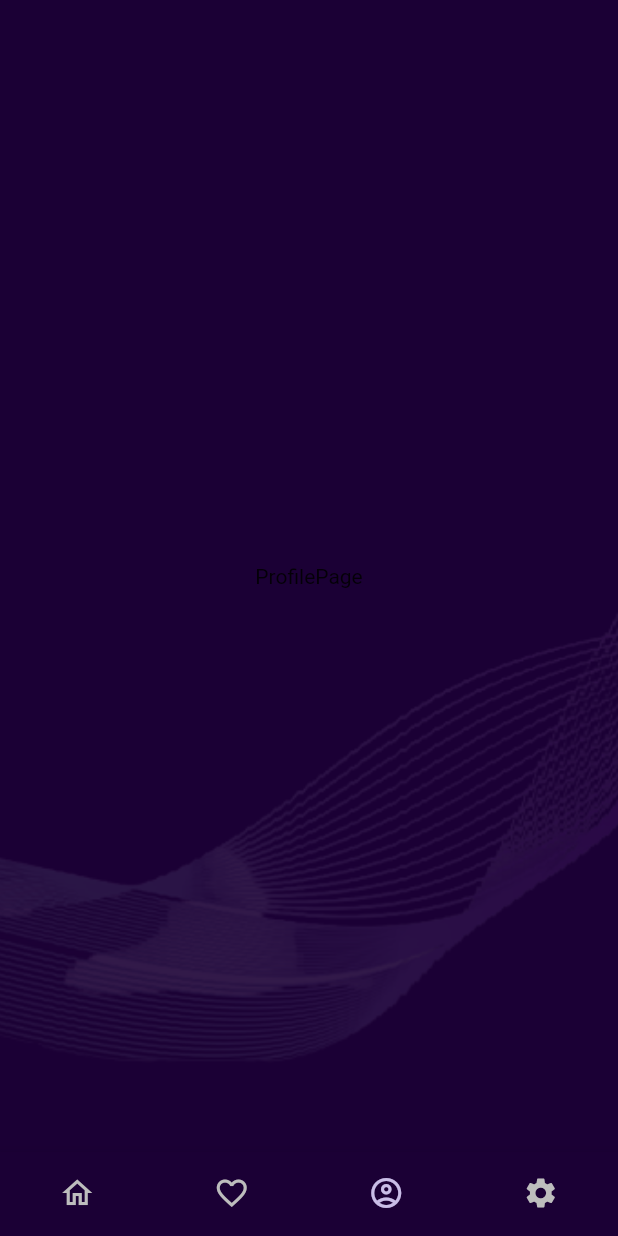
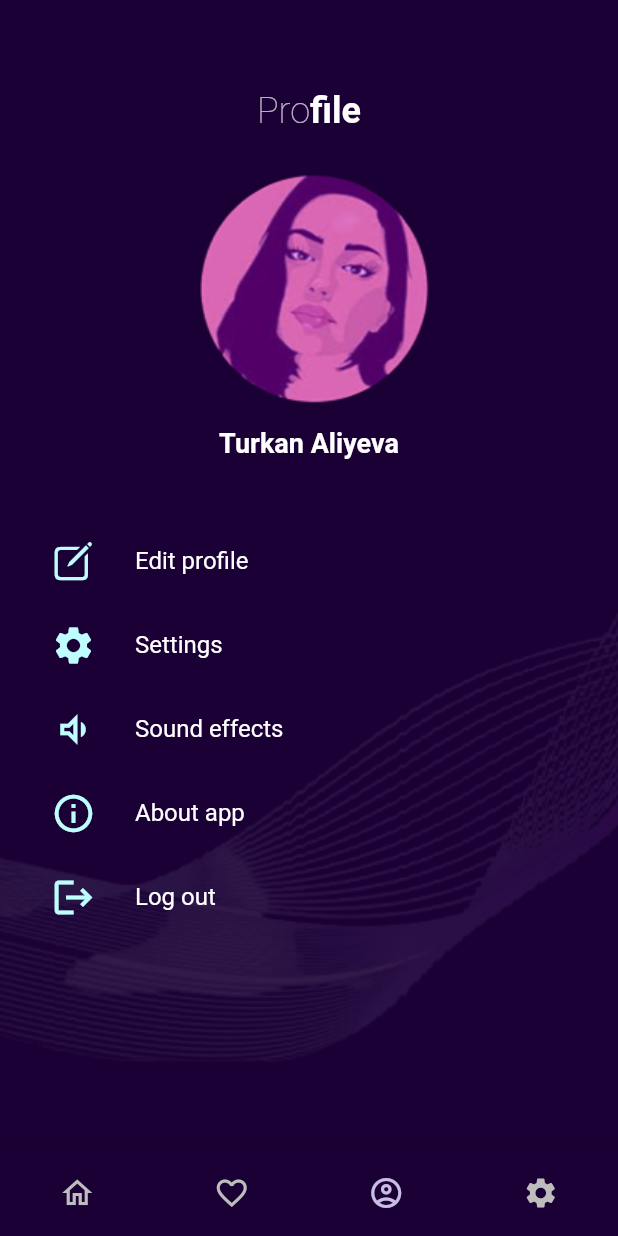
Before and after one commit to Atuoha/zedmusic, a Flutter app: the BottomNav screen opened by its route, item 3 of the bottom bar chosen, on a phone screen of 412 x 824 dp. Run offline on Flutter 3.47's test engine with Material 2 defaults, Android fonts, the phone set to English and light mode, and no system bars; our stand-ins replace dots_indicator, loading_animation_widget.

Commit message:
task: profile screen

```diff
--- /dev/null
+++ b/lib/components/kListTile.dart
@@ -0,0 +1,34 @@
+import 'package:flutter/material.dart';
+import '../constants/colors.dart';
+
+class KListTile extends StatelessWidget {
+  const KListTile({
+    Key? key,
+    required this.title,
+    required this.icon,
+    required this.action,
+  }) : super(key: key);
+  final IconData icon;
+  final String title;
+  final Function action;
+
+  @override
+  Widget build(BuildContext context) {
+    return GestureDetector(
+      onTap: ()=>action,
+      child: ListTile(
+        leading: Icon(
+          icon,
+          size: 30,
+          color: ambientBg,
+        ),
+        title: Text(
+          title,
+          style: const TextStyle(
+            color: Colors.white,
+          ),
+        ),
+      ),
+    );
+  }
+}
--- a/lib/constants/colors.dart
+++ b/lib/constants/colors.dart
@@ -8,3 +8,4 @@ const Color iconBg = Color(0XFF4D547B);
 const Color btnBg = Color(0XFF5C0E86);
 const Color playBtnBg = Color(0XFF232137);
 const Color textColor = Color(0XFFe3e3e3);
+const Color ambientBg = Color(0XFFBFFEFF);
--- a/lib/screens/main/profile.dart
+++ b/lib/screens/main/profile.dart
@@ -1,10 +1,79 @@
+import 'package:flutter/cupertino.dart';
 import 'package:flutter/material.dart';
+import 'package:zedmusic/components/kListTile.dart';
 
 class ProfileScreen extends StatelessWidget {
   const ProfileScreen({Key? key}) : super(key: key);
 
   @override
   Widget build(BuildContext context) {
-    return Center(child: Text('ProfilePage'));
+    return Padding(
+      padding: const EdgeInsets.only(
+        right: 18.0,
+        left: 18.0,
+        top: 60,
+      ),
+      child: Column(
+        children: [
+          RichText(
+            text: const TextSpan(
+              text: 'Pro',
+              style: TextStyle(
+                fontWeight: FontWeight.w300,
+                color: Colors.white70,
+                fontSize: 24,
+              ),
+              children: [
+                TextSpan(
+                  text: 'file',
+                  style: TextStyle(
+                    fontWeight: FontWeight.w600,
+                    color: Colors.white,
+                    fontSize: 24,
+                  ),
+                ),
+              ],
+            ),
+          ),
+          const SizedBox(height: 20),
+          Image.asset('assets/images/avatar.png'),
+          const SizedBox(height: 10),
+          const Text(
+            'Turkan Aliyeva',
+            style: TextStyle(
+              fontSize: 18,
+              fontWeight: FontWeight.w600,
+              color: Colors.white,
+            ),
+          ),
+          const SizedBox(height: 40),
+          KListTile(
+            title: 'Edit profile',
+            icon: CupertinoIcons.square_pencil,
+            action: () {},
+          ),
+          KListTile(
+            title: 'Settings',
+            icon: Icons.settings,
+            action: () {},
+          ),
+          KListTile(
+            title: 'Sound effects',
+            icon: Icons.volume_down_outlined,
+            action: () {},
+          ),
+          KListTile(
+            title: 'About app',
+            icon: Icons.info_outline,
+            action: () {},
+          ),
+          KListTile(
+            title: 'Log out',
+            icon: Icons.logout,
+            action: () {},
+          ),
+        ],
+      ),
+    );
   }
 }
```
